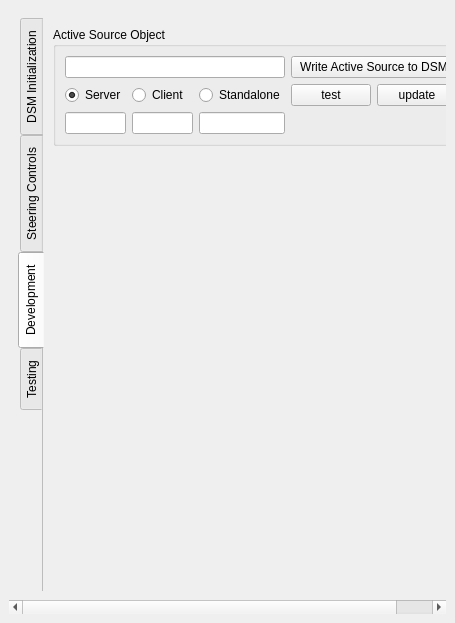
The window that pqDSMViewerPanel.ui (soumagne/icarus) describes before a commit, drawn with Qt 5.
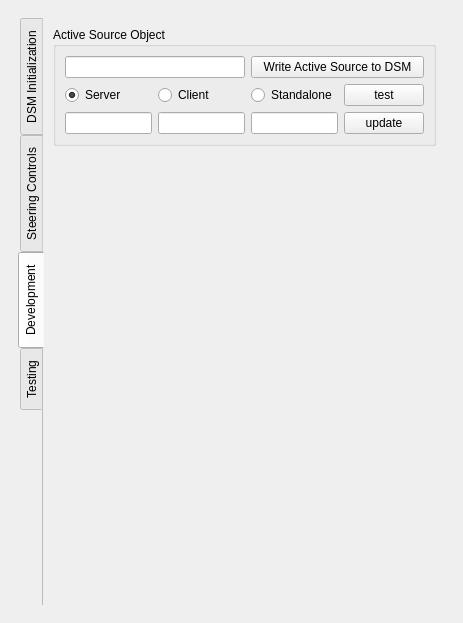
The same window after the commit. Icons and pictures are not drawn.

Commit message: More progress on widgets and bindings to proxies/pipelines etc

The edit to the form file:
```diff
--- a/pqDSMViewerPanel.ui
+++ b/pqDSMViewerPanel.ui
@@ -6,7 +6,7 @@
    <rect>
     <x>0</x>
     <y>0</y>
-    <width>455</width>
+    <width>463</width>
     <height>623</height>
    </rect>
   </property>
@@ -28,8 +28,8 @@
         <rect>
          <x>0</x>
          <y>0</y>
-         <width>439</width>
-         <height>568</height>
+         <width>445</width>
+         <height>583</height>
         </rect>
        </property>
        <layout class="QVBoxLayout" name="verticalLayout_4">
@@ -601,14 +601,14 @@
                <string>Active Source Object</string>
               </property>
               <layout class="QGridLayout" name="gridLayout_3">
-               <item row="0" column="0" colspan="3">
+               <item row="0" column="0" colspan="2">
                 <widget class="QLineEdit" name="infoTextOutput">
                  <property name="readOnly">
                   <bool>true</bool>
                  </property>
                 </widget>
                </item>
-               <item row="0" column="3" colspan="2">
+               <item row="0" column="2" colspan="2">
                 <widget class="QPushButton" name="writeToDSM">
                  <property name="sizePolicy">
                   <sizepolicy hsizetype="Expanding" vsizetype="Fixed">
@@ -655,13 +655,6 @@
                  </property>
                 </widget>
                </item>
-               <item row="1" column="4">
-                <widget class="QPushButton" name="testButton2">
-                 <property name="text">
-                  <string>update</string>
-                 </property>
-                </widget>
-               </item>
                <item row="2" column="1">
                 <widget class="QLineEdit" name="TranslateY"/>
                </item>
@@ -671,6 +664,13 @@
                <item row="2" column="0">
                 <widget class="QLineEdit" name="TranslateX"/>
                </item>
+               <item row="2" column="3">
+                <widget class="QPushButton" name="testButton2">
+                 <property name="text">
+                  <string>update</string>
+                 </property>
+                </widget>
+               </item>
               </layout>
              </widget>
             </item>
```
The commit also changes 5 other files.
